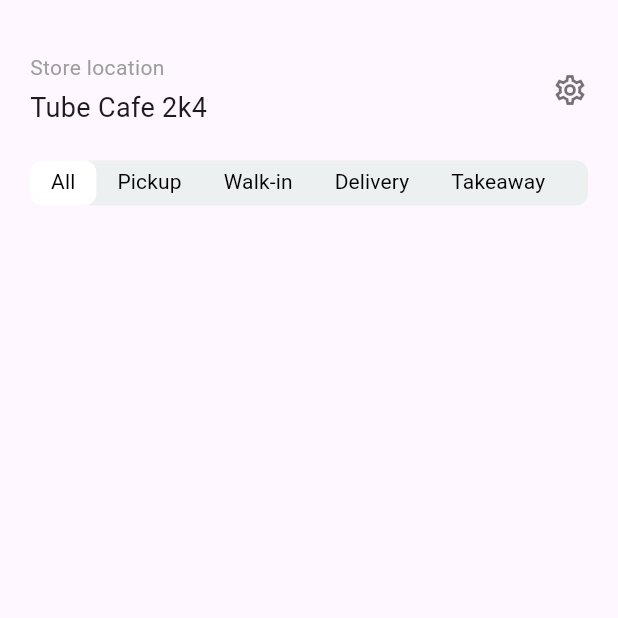
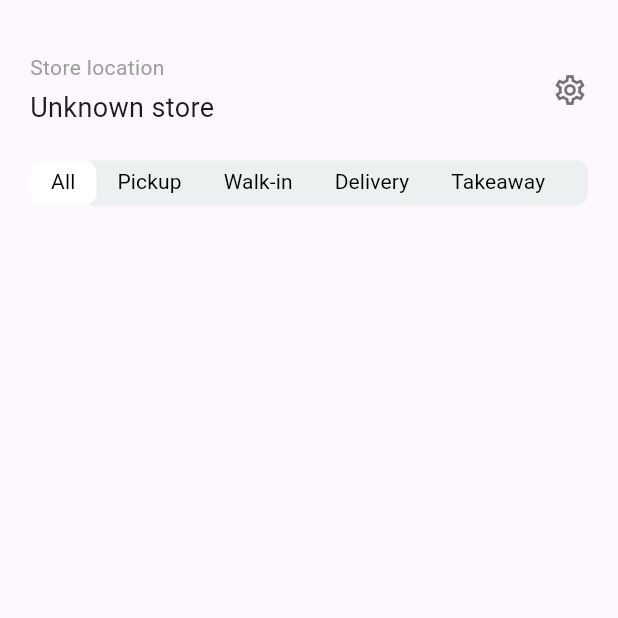
Before and after one commit to Bunnareth7/ready_app_with_getX, a Flutter app: the HomeView screen opened by its route, on a phone screen of 412 x 824 dp, the top half of it. Run offline on Flutter 3.47's test engine with Material 3 defaults, Android fonts, the phone set to English and light mode, and no system bars; our stand-ins replace dio, get, get_storage; accounts and stored records are empty.

```diff
--- a/lib/app/modules/home/controllers/home_controller.dart
+++ b/lib/app/modules/home/controllers/home_controller.dart
@@ -11,6 +11,11 @@ class HomeController extends GetxController {
   // Set in onInit() from the terminal picked on the company/terminal
   // selection screen (stored there under the 'terminalId' key).
   late final String terminalId;
+
+  // Store location name, also picked from the same screen (stored under
+  // the 'storeName' key). Kept reactive (.obs) so the header can bind to
+  // it directly, in case it's ever updated later without a full rebuild.
+  var storeName = ''.obs;
 
   var orders = <Order>[].obs;
   var selectedTabIndex = 0.obs;
@@ -39,11 +44,21 @@ class HomeController extends GetxController {
     final token = storage.read('access_token');
     print('🔍 Token in storage: ${token != null ? 'Yes' : 'No'}');
 
+    // Pull the terminal selected on the previous screen. Falls back to the
+    // old demo value only if somehow nothing was saved (shouldn't normally
+    // happen, since company_selection always writes this before navigating
+    // here — but keeps Home from crashing if it's ever reached directly).
     final storedTerminalId = _storage.read('terminalId');
     terminalId = (storedTerminalId != null && storedTerminalId.toString().isNotEmpty)
         ? storedTerminalId.toString()
         : 'KOICXDEMO';
     print('🔍 Using terminalId: $terminalId');
+
+    final storedStoreName = _storage.read('storeName');
+    storeName.value = (storedStoreName != null && storedStoreName.toString().isNotEmpty)
+        ? storedStoreName.toString()
+        : 'Unknown store';
+    print('🔍 Using storeName: ${storeName.value}');
 
     super.onInit();
     loadOrderTypes();
@@ -134,5 +149,4 @@ Future<void> loadOrderTypes() async {
     loadOrders();
   }
 }
-
 }
--- a/lib/app/modules/home/views/home_view.dart
+++ b/lib/app/modules/home/views/home_view.dart
@@ -1,3 +1,4 @@
+// lib/app/modules/home/views/home_view.dart
 import 'package:flutter/material.dart';
 import 'package:get/get.dart';
 import 'package:learn_getx2/app/data/models/order_model.dart';
@@ -58,12 +59,13 @@ class HomeView extends GetView<HomeController> {
       ),
     );
   }
+
   // ===== TAB BAR =====
   Widget _buildTabBar() {
     final controller = Get.find<HomeController>();
 
     return Padding(
-      padding: const EdgeInsets.symmetric(horizontal: 20),
+      padding: const EdgeInsets.symmetric(horizontal: 20,),
       child: Container(
         height: 30,
         width: double.infinity,
@@ -73,6 +75,7 @@ class HomeView extends GetView<HomeController> {
         ),
         child: TabBar(
           tabs: controller.tabTitles.map((title) {
+
             return Tab(text: title);
           }).toList(),
           labelColor: Colors.black,
@@ -91,7 +94,9 @@ class HomeView extends GetView<HomeController> {
           ),
           indicatorSize: TabBarIndicatorSize.tab,
           dividerColor: Colors.transparent,
-          labelPadding: const EdgeInsets.symmetric(horizontal: 14),
+          labelPadding: const EdgeInsets.symmetric(
+            horizontal: 14,
+          ),
           isScrollable: true,
           tabAlignment: TabAlignment.start,
           onTap: (index) {
@@ -105,22 +110,29 @@ class HomeView extends GetView<HomeController> {
 
   // ===== HEADER WIDGET =====
   Widget _buildHeader() {
+    final controller = Get.find<HomeController>();
+
     return Padding(
       padding: const EdgeInsets.only(left: 20, right: 20, top: 35),
       child: Row(
         mainAxisAlignment: MainAxisAlignment.spaceBetween,
         children: [
-          const Column(
+          Column(
             crossAxisAlignment: CrossAxisAlignment.start,
             children: [
-              Text(
+              const Text(
                 "Store location",
                 style: TextStyle(fontSize: 14, color: Colors.grey),
               ),
-              SizedBox(height: 4),
-              Text(
-                "Tube Cafe 2k4",
-                style: TextStyle(fontSize: 18, fontWeight: FontWeight.w400),
+              const SizedBox(height: 4),
+              Obx(
+                () => Text(//Store name by terminal
+                  controller.storeName.value,
+                  style: const TextStyle(
+                    fontSize: 18,
+                    fontWeight: FontWeight.w400,
+                  ),
+                ),
               ),
             ],
           ),
@@ -138,7 +150,7 @@ class HomeView extends GetView<HomeController> {
   // ===== DIVIDER WIDGET =====
   Widget _buildDivider() {
     return Padding(
-      padding: const EdgeInsets.only(top: 10, bottom: 10),
+      padding: const EdgeInsets.only(top:  10, bottom: 10),
       child: Container(
         height: 2,
         width: double.infinity,
--- a/lib/main.dart
+++ b/lib/main.dart
@@ -13,6 +13,7 @@ void main() async {
 
   Get.put<ApiClient>(ApiClient(), permanent: true);
   Get.put<ApiService>(ApiService(), permanent: true);
+
 
   runApp(const MyApp());
 }
--- a/pubspec.yaml
+++ b/pubspec.yaml
@@ -38,6 +38,7 @@ dependencies:
   http: ^1.6.0
   get_storage: ^2.1.1
   dio: ^5.10.0
+  mqtt5_client: ^4.17.1
 
 dev_dependencies:
   flutter_test:
```
Also changed, not shown: lib/app/modules/company_selection/controllers/company_selection_controller.dart (+23 -0 lines), lib/app/data/providers/mqtt_service.dart (added), pubspec.lock.
